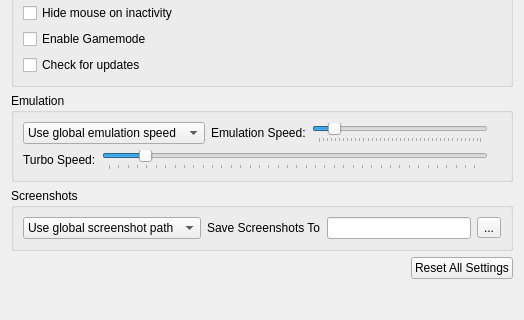
The window that src/citra_qt/configuration/configure_general.ui (azahar-emu/azahar) describes before a commit, drawn with Qt 5; both pictures show x 0 to 524 and y 115 to 435 of the 524 by 578 pixel window.
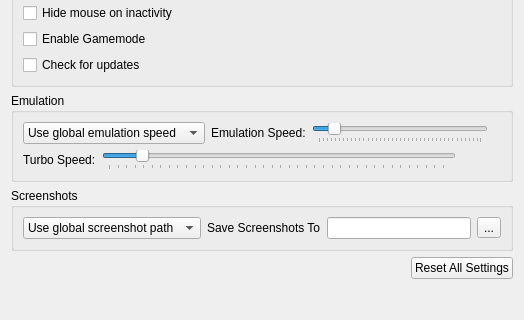
The same window after the commit.

Commit message:
configure_general.ui Make padding on right side of sliders consistent
Not sure why there's a difference here, so I just threw in a spacer

What changed in the file:
```diff
--- a/src/citra_qt/configuration/configure_general.ui
+++ b/src/citra_qt/configuration/configure_general.ui
@@ -194,6 +194,22 @@
              </property>
             </widget>
            </item>
+           <item>
+            <spacer name="horizontalSpacer">
+             <property name="orientation">
+              <enum>Qt::Horizontal</enum>
+             </property>
+             <property name="sizeType">
+              <enum>QSizePolicy::Fixed</enum>
+             </property>
+             <property name="sizeHint" stdset="0">
+              <size>
+               <width>32</width>
+               <height>20</height>
+              </size>
+             </property>
+            </spacer>
+           </item>
            <item>
             <widget class="QLabel" name="turbo_speed_display_label">
              <property name="text">
```
